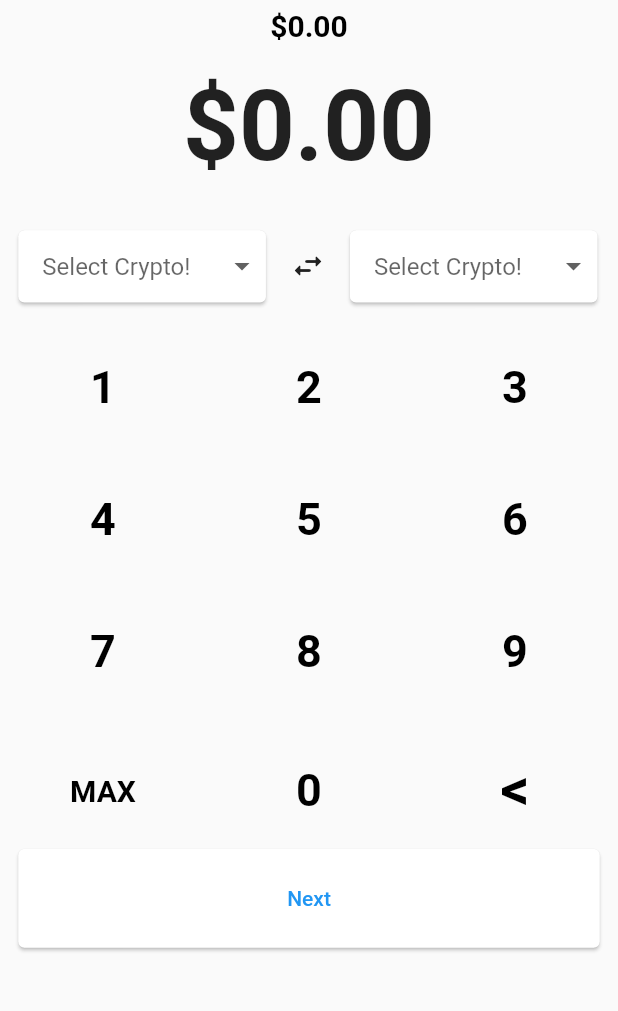
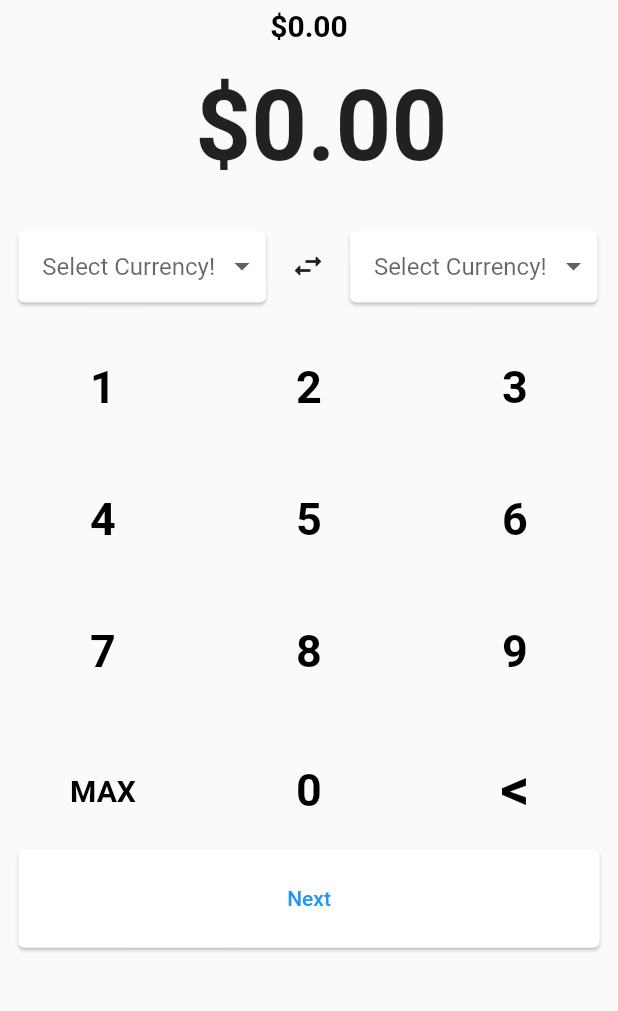
Before and after one commit to jirios125/CryptoVault, a Flutter app: the SwapScreen widget shown alone on an empty page, opened directly, on a phone screen of 412 x 824 dp, the part 41-1052 px from its top. Run offline on Flutter 3.47's test engine with Material 2 defaults, Android fonts, the light colour scheme and no system bars; our stand-ins replace introduction_screen, shared_preferences; accounts and stored records are empty; network calls fail.

Commit message:
Adding IgnorePointer to Next button

```diff
--- a/lib/screens/profile_screen.dart
+++ b/lib/screens/profile_screen.dart
@@ -16,7 +16,6 @@ class _ProfileScreenState extends State<ProfileScreen> {
   @override
   Widget build(BuildContext context) {
     var responsive = Responsive(context);
-
     return Column(
       children: [
         const Text('Wallet!',
--- a/lib/screens/swap_confirmation.dart
+++ b/lib/screens/swap_confirmation.dart
@@ -320,6 +320,8 @@ class _Swap extends State<Swap> {
           if(mounted) {
             setState(() {
               wallet['balances'][i] = wallet['balances'][i] - double.parse(widget.cryptoSwap.toString());
+              priceToSwap = 0;
+              cryptoToSwap = '0.0';
             });
           }
           }
--- a/lib/screens/swap_screen.dart
+++ b/lib/screens/swap_screen.dart
@@ -15,16 +15,19 @@ class SwapScreen extends StatefulWidget {
 }
 
 class _SwapScreenState extends State<SwapScreen> {
-  int priceToSwap =0;
-  String cryptoToSwap = '0.0';
   final List<Map> _jsonData = [];
   String? _selected;
   String? _selected2;
   bool coinSelected = false;
+  bool noMoney = false;
   @override
   void initState() {
     super.initState();
     cryptoData();
+    setState(() {
+      cryptoToSwap = '0.0';
+      priceToSwap = 0;
+    });
   }
 
   @override
@@ -33,7 +36,32 @@ class _SwapScreenState extends State<SwapScreen> {
     return Column(
      children: [
        SizedBox(height: responsive.ip(8),
-       child:Column(
+       child: coinSelectedBalance(),
+       ),
+       coinField(),
+       SizedBox(height: responsive.ip(12),
+       child: Row(
+         children: [
+           SizedBox(width: responsive.wp(2)),
+           fromCard(),
+           switchArrow(),
+           toCard(),
+         ],
+       )),
+       numPad(),
+       SizedBox(height: responsive.ip(0.5)),
+       SizedBox(
+         height: responsive.ip(8),
+         width: responsive.wp(96),
+         child: nextButton(),
+       )
+     ],
+   );
+  }
+
+  Widget coinSelectedBalance(){
+    var responsive = Responsive(context);
+    return Column(
       children: [
         SizedBox(height: responsive.ip(1)),
         coinSelected ?
@@ -64,11 +92,15 @@ class _SwapScreenState extends State<SwapScreen> {
           ),
         ),
       ],
-       )),
-       SizedBox(
-         child: Row(
+    );
+  }
+
+  Widget coinField(){
+    var responsive = Responsive(context);
+    return Row(
       mainAxisAlignment: MainAxisAlignment.center,
       children: [
+        SizedBox(width: responsive.wp(4)),
         coinSelected
             ? Flexible(
           child: Text(cryptoToSwap,
@@ -89,14 +121,12 @@ class _SwapScreenState extends State<SwapScreen> {
           ),
         ),
       ],
-         ),
+    );
+  }
 
-       ),
-       SizedBox(height: responsive.ip(12),
-       child: Row(
-         children: [
-           SizedBox(width: responsive.wp(2)),
-           SizedBox(
+  Widget fromCard(){
+    var responsive = Responsive(context);
+    return SizedBox(
       height: responsive.ip(8),
       width: responsive.wp(42),
       child:  Center(
@@ -109,7 +139,7 @@ class _SwapScreenState extends State<SwapScreen> {
                         child:ButtonTheme(
                           alignedDropdown: true,
                           child: DropdownButton(
-                                   hint: Text('Select Crypto!'),
+                            hint: Text('Select Currency!'),
                             value: _selected2,
                             onChanged: (newValue){
                               setState(() {
@@ -143,8 +173,12 @@ class _SwapScreenState extends State<SwapScreen> {
             ),
           )
       ),
-           ),
-           SizedBox(
+    );
+  }
+
+  Widget switchArrow(){
+    var responsive = Responsive(context);
+    return SizedBox(
       height: responsive.ip(10),
       child: IconButton(onPressed: (){
         setState(() {
@@ -155,8 +189,12 @@ class _SwapScreenState extends State<SwapScreen> {
         });
       },
           icon: const Icon(Icons.swap_horiz_rounded)),
-           ),
-           SizedBox(
+    );
+  }
+
+  Widget toCard(){
+    var responsive = Responsive(context);
+    return SizedBox(
       height: responsive.ip(8),
       width: responsive.wp(42),
       child:  Center(
@@ -169,7 +207,7 @@ class _SwapScreenState extends State<SwapScreen> {
                         child:ButtonTheme(
                           alignedDropdown: true,
                           child: DropdownButton(
-                                 hint: Text('Select Crypto!'),
+                            hint: Text('Select Currency!'),
                             value: _selected,
                             onChanged: (newValue){
                               setState(() {
@@ -198,9 +236,13 @@ class _SwapScreenState extends State<SwapScreen> {
             ),
           )
       ),
-           )
-         ],
-       )),
+    );
+  }
+
+  Widget numPad(){
+    var responsive = Responsive(context);
+    return Column(
+      children: [
         Row(
           mainAxisAlignment: MainAxisAlignment.spaceAround,
           crossAxisAlignment: CrossAxisAlignment.center,
@@ -389,12 +431,28 @@ class _SwapScreenState extends State<SwapScreen> {
               ),
             ),
           ],
-       ),
-       SizedBox(height: responsive.ip(0.5)),
-       SizedBox(
-         height: responsive.ip(8),
-         width: responsive.wp(96),
-         child: Card(
+        )
+      ],
+    );
+  }
+
+  Widget nextButton(){
+    if(cashAviable == 0){
+      for (var i = 0; i < wallet['names'].length; i++) {
+       if(wallet['balances'][i] <= 0.0){
+         setState(() {
+           noMoney = true;
+         });
+       }
+      }
+    }else{
+      setState(() {
+        noMoney = false;
+      });
+    }
+    return Card(
+      child: IgnorePointer(
+        ignoring: noMoney,
         child: TextButton(
             onPressed: (){
               if(_selected2 == null){
@@ -422,8 +480,6 @@ class _SwapScreenState extends State<SwapScreen> {
             child: const Text('Next')
         ),
       ),
-       )
-     ],
     );
   }
 
@@ -526,4 +582,6 @@ class _SwapScreenState extends State<SwapScreen> {
     }
     return coinBalance.toString();
   }
+
+
 }
--- a/lib/util/gobal_variables.dart
+++ b/lib/util/gobal_variables.dart
@@ -9,6 +9,9 @@ final oCcy = new NumberFormat("#,##0.00", "en_US");
 //USD Cash Avaiable
 int cashAviable = 0;
 
+int priceToSwap =0;
+String cryptoToSwap = '0.0';
+
 //Cryptos
 dynamic wallet = {
   'names': [],
```
Also changed, not shown: 1 other file. Lines whose indentation alone changed are shown as unchanged.
